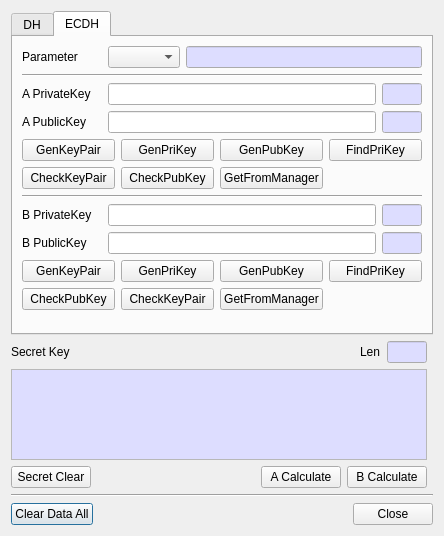
jykim74/BerEditor, file BerEditor/key_agree_dlg.ui: the form before one commit.
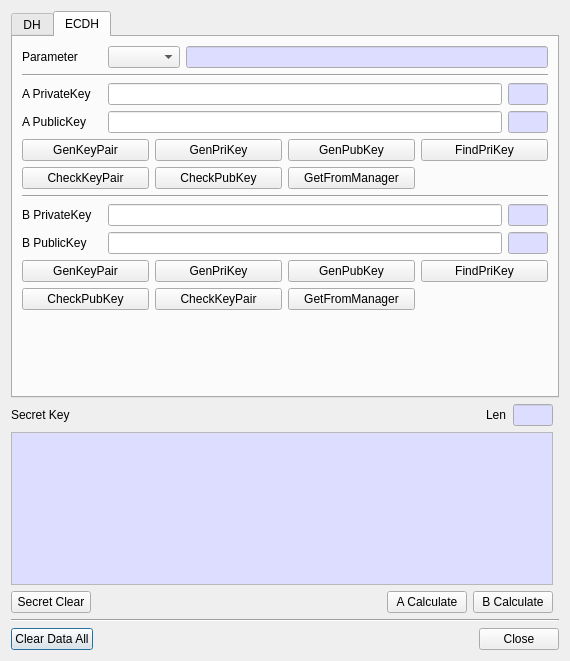
The form after the commit. The open tabs and pages were chosen to show the change.

```diff
--- a/BerEditor/key_agree_dlg.ui
+++ b/BerEditor/key_agree_dlg.ui
@@ -6,8 +6,8 @@
    <rect>
     <x>0</x>
     <y>0</y>
-    <width>442</width>
-    <height>536</height>
+    <width>570</width>
+    <height>661</height>
    </rect>
   </property>
   <property name="windowTitle">
```
Left out of the diff: 6 changed lines with no effect on the pictures.
